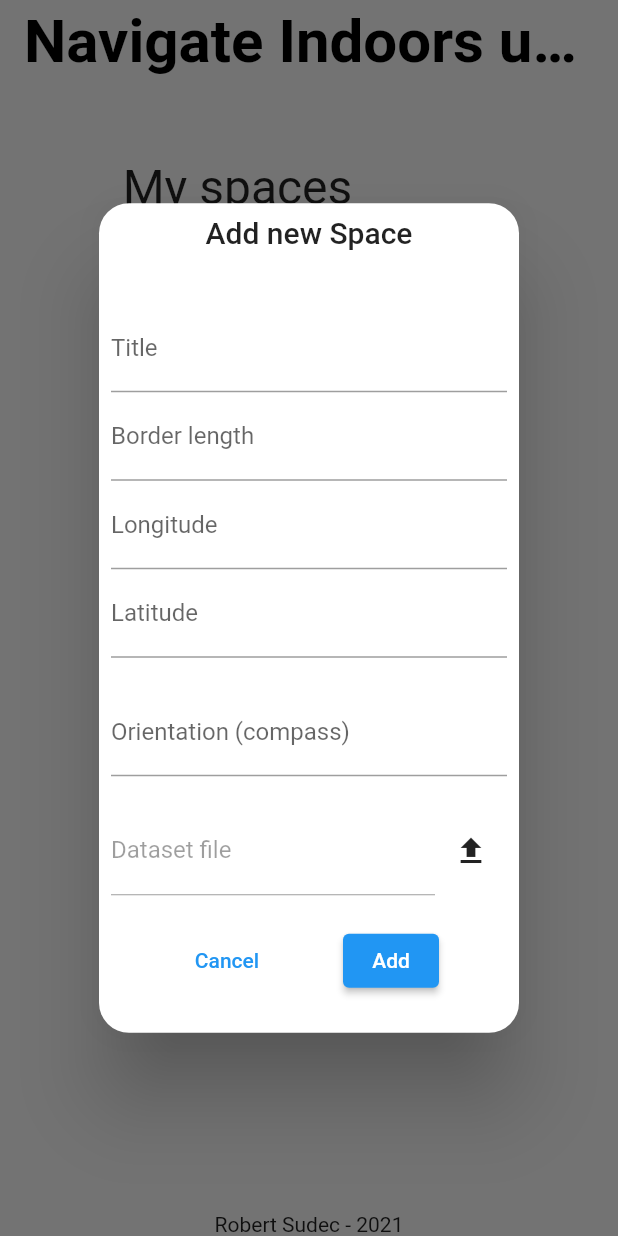
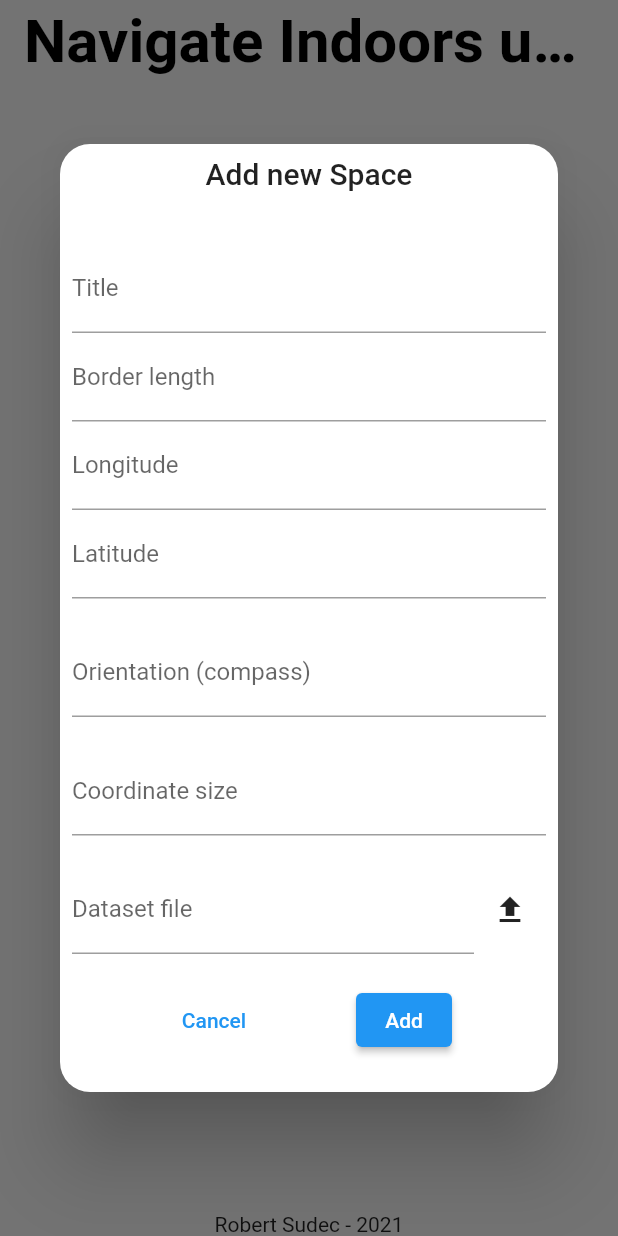
Before and after one commit to roby0970/masters-web, a Flutter app: the screen it shows after launch, after a tap on "New Space", on a phone screen of 412 x 824 dp. Run offline on Flutter 3.47's test engine with Material 2 defaults, Android fonts, the phone set to English and light mode, and no system bars; our stand-ins replace file_picker, flutter_dotenv, get; missing offline and left inert: dart:html, flex_color_picker; network calls fail.

Commit message:
update for new changes (coord size attribute)

```diff
--- a/lib/controllers/location.dart
+++ b/lib/controllers/location.dart
@@ -18,9 +18,7 @@ class LocationController extends GetxController {
   void onInit() {
     webSocket.onMessage.listen((MessageEvent e) {
       var location = Location.fromJson(jsonDecode(e.data));
-      print(e.data);
       locations.removeWhere((element) => element.name == location.name);
-
       locations.add(location);
     });
     super.onInit();
--- a/lib/controllers/spaces.dart
+++ b/lib/controllers/spaces.dart
@@ -12,10 +12,12 @@ class SpacesController extends GetxController {
           .obs;
   RxString selectedFile = "".obs;
   RxBool uploading = false.obs;
-  var showAdd = true.obs;
-  int id = 1;
 
-  void pressAdd() => showAdd.toggle();
+  @override
+  void onReady() {
+    getSpaces();
+    super.onReady();
+  }
 
   Future<void> getSpaces() async {
     final response = await http.get(
@@ -31,8 +33,7 @@ class SpacesController extends GetxController {
       return Space.fromJson(json);
     }).toList();
 
-    spaces.clear();
-    spaces.addAll(newSpaces);
+    spaces(newSpaces);
   }
 
   Future<void> deleteSpace(int? id) async {
@@ -49,8 +50,14 @@ class SpacesController extends GetxController {
     }
   }
 
-  Future<void> postSpace(String title, int area, double longitude,
-      double latitude, double compass, String dataset) async {
+  Future<void> postSpace(
+      String title,
+      int area,
+      double longitude,
+      double latitude,
+      double compass,
+      double coordinateSize,
+      String dataset) async {
     print(compass);
     print(dataset);
 
@@ -68,6 +75,7 @@ class SpacesController extends GetxController {
           "longitude": longitude,
           "latitude": latitude,
           "compass": compass,
+          "coord_size": coordinateSize,
           "dataset": dataset,
         }));
     print(response.body);
@@ -87,7 +95,7 @@ class SpacesController extends GetxController {
     var postUri = Uri.parse(
         "http://${dotenv.env['IP_ADDR']}:${dotenv.env['PORT']}/upload");
     var request = new http.MultipartRequest("POST", postUri);
-    request.fields['file'] = 'blah';
+
     request.files.add(new http.MultipartFile('file', obj.readStream!, obj.size,
         filename: obj.name));
     uploading(true);
--- a/lib/models/spaces.dart
+++ b/lib/models/spaces.dart
@@ -4,8 +4,15 @@ class Space {
   final int? area;
   final double? longitude;
   final double? latitude;
+  final double? coordSize;
 
-  Space({this.id, this.title, this.area, this.longitude, this.latitude});
+  Space(
+      {this.id,
+      this.title,
+      this.area,
+      this.longitude,
+      this.latitude,
+      this.coordSize});
 
   factory Space.fromJson(Map<String, dynamic> json) {
     return Space(
@@ -14,6 +21,7 @@ class Space {
       area: json['area'],
       longitude: json['longitude'],
       latitude: json['latitude'],
+      coordSize: json['coord_size'],
     );
   }
 
@@ -22,5 +30,6 @@ class Space {
         'area': area,
         'longitude': longitude,
         'latitude': latitude,
+        'coord_size': coordSize,
       };
 }
--- a/lib/widgets/spaceAdd.dart
+++ b/lib/widgets/spaceAdd.dart
@@ -12,6 +12,7 @@ class SpaceAdd extends StatelessWidget {
   TextEditingController longitudeController = TextEditingController();
   TextEditingController latitudeController = TextEditingController();
   TextEditingController compassController = TextEditingController();
+  TextEditingController coordinateController = TextEditingController();
   TextEditingController datasetController = TextEditingController();
 
   final _formKey = GlobalKey<FormState>();
@@ -27,7 +28,9 @@ class SpaceAdd extends StatelessWidget {
           onTap: () {
             Get.defaultDialog(
                 title: "Add new Space",
-                content: Form(
+                content: Container(
+                  width: 800,
+                  child: Form(
                     key: _formKey,
                     child: Column(
                       children: [
@@ -98,14 +101,27 @@ class SpaceAdd extends StatelessWidget {
                         SizedBox(
                           height: 20,
                         ),
+                        TextFormField(
+                            controller: coordinateController,
+                            decoration:
+                                InputDecoration(labelText: "Coordinate size"),
+                            validator: (val) {
+                              if (val == null ||
+                                  val.isEmpty ||
+                                  double.tryParse(val) == null)
+                                return 'Enter valid coordinate size (decimal)';
+                              return null;
+                            }),
+                        SizedBox(
+                          height: 20,
+                        ),
                         Row(
                           children: [
                             Expanded(
                               child: TextFormField(
                                   controller: datasetController,
-                                enabled: false,
-                                decoration:
-                                    InputDecoration(labelText: "Dataset file"),
+                                  decoration: InputDecoration(
+                                      labelText: "Dataset file"),
                                   validator: (val) {
                                     if (val == null || val.isEmpty)
                                       return 'Enter valid dataset file';
@@ -120,6 +136,7 @@ class SpaceAdd extends StatelessWidget {
                                   icon: Icon(Icons.file_upload),
                                   onPressed: () async {
                                     await spacesController.uploadFile();
+
                                     datasetController.text =
                                         spacesController.selectedFile.value;
                                   },
@@ -150,9 +167,17 @@ class SpaceAdd extends StatelessWidget {
                                         double.parse(latitudeController.text);
                                     double compass =
                                         double.parse(compassController.text);
+                                    double coordinateSize =
+                                        double.parse(coordinateController.text);
                                     String dataset = datasetController.text;
-                                  await spacesController.postSpace(title, area,
-                                      longitude, latitude, compass, dataset);
+                                    await spacesController.postSpace(
+                                        title,
+                                        area,
+                                        longitude,
+                                        latitude,
+                                        compass,
+                                        coordinateSize,
+                                        dataset);
                                     Get.back();
                                   }
                                 },
@@ -160,6 +185,7 @@ class SpaceAdd extends StatelessWidget {
                           ],
                         )
                       ],
+                    ),
                   ),
                 ));
           },
--- a/lib/widgets/spacesList.dart
+++ b/lib/widgets/spacesList.dart
@@ -7,23 +7,11 @@ import 'package:web_admin/controllers/spaces.dart';
 import 'package:web_admin/pages/spaceDetail.dart';
 import 'package:web_admin/widgets/spaceAdd.dart';
 
-class SpacesList extends StatefulWidget {
-  const SpacesList({Key? key}) : super(key: key);
-
-  @override
-  _SpacesListState createState() => _SpacesListState();
-}
-
-class _SpacesListState extends State<SpacesList> {
+class SpacesList extends StatelessWidget {
   final SpacesController controller = Get.find();
   final PoisController poiController = Get.find();
   final SpaceGridController spaceGridController = Get.find();
   final BeaconsController beaconsController = Get.find();
-  @override
-  void initState() {
-    super.initState();
-    controller.getSpaces();
-  }
 
   @override
   Widget build(BuildContext context) {
@@ -53,7 +41,8 @@ class _SpacesListState extends State<SpacesList> {
                                   loadIndicator: true);
                               Get.to(SpaceDetail());
                             },
-                            trailing: Text("${e.area} x ${e.area}",
+                            trailing: Text(
+                                "${e.area} x ${e.area} [${e.coordSize}m]",
                                 style: TextStyle(fontSize: 24))),
                       ),
                     ),
```
Also changed, not shown: lib/widgets/beaconList.dart (+6 -2 lines), lib/widgets/spacesAdd.dart (deleted, +0 -10 lines), 1 other file. Lines whose indentation alone changed are shown as unchanged.
